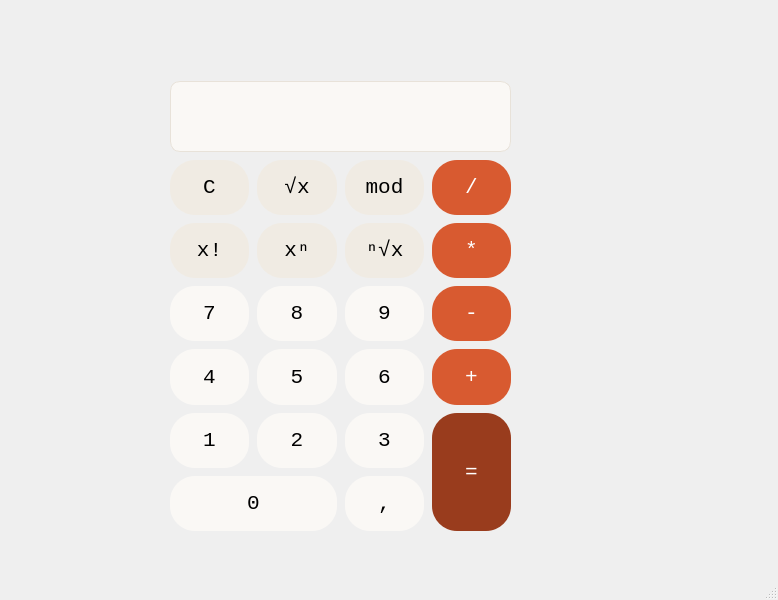
Qt form src/gui/mainwindow.ui (MatiniX/ivs-projekt2026) before a commit.
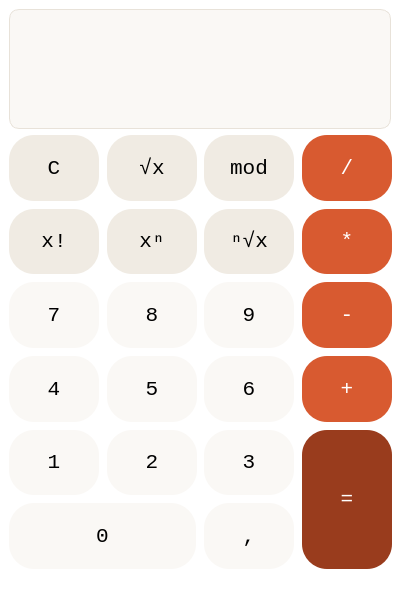
The same form after that commit.

Commit message: feat: prepojenia tlacitok

```diff
--- a/src/gui/mainwindow.ui
+++ b/src/gui/mainwindow.ui
@@ -6,22 +6,37 @@
    <rect>
     <x>0</x>
     <y>0</y>
-    <width>778</width>
+    <width>400</width>
     <height>600</height>
    </rect>
   </property>
+  <property name="sizePolicy">
+   <sizepolicy hsizetype="MinimumExpanding" vsizetype="MinimumExpanding">
+    <horstretch>0</horstretch>
+    <verstretch>0</verstretch>
+   </sizepolicy>
+  </property>
+  <property name="minimumSize">
+   <size>
+    <width>400</width>
+    <height>600</height>
+   </size>
+  </property>
   <property name="windowTitle">
    <string>MainWindow</string>
   </property>
+  <property name="styleSheet">
+   <string notr="true">background-color: rgb(255, 255, 255);</string>
+  </property>
   <widget class="QWidget" name="centralwidget">
+   <layout class="QVBoxLayout" name="verticalLayout">
+    <item>
    <widget class="QLineEdit" name="display">
-    <property name="geometry">
-     <rect>
-      <x>170</x>
-      <y>81</y>
-      <width>341</width>
-      <height>71</height>
-     </rect>
+      <property name="minimumSize">
+       <size>
+        <width>0</width>
+        <height>120</height>
+       </size>
     </property>
     <property name="font">
      <font>
@@ -38,21 +53,8 @@
      <string/>
     </property>
    </widget>
-   <widget class="QWidget" name="layoutWidget">
-    <property name="geometry">
-     <rect>
-      <x>170</x>
-      <y>160</y>
-      <width>341</width>
-      <height>371</height>
-     </rect>
-    </property>
-    <property name="sizePolicy">
-     <sizepolicy hsizetype="Expanding" vsizetype="Expanding">
-      <horstretch>0</horstretch>
-      <verstretch>0</verstretch>
-     </sizepolicy>
-    </property>
+    </item>
+    <item>
     <layout class="QGridLayout" name="gridLayout">
      <property name="rightMargin">
       <number>0</number>
@@ -71,6 +73,12 @@
          <verstretch>0</verstretch>
         </sizepolicy>
        </property>
+        <property name="minimumSize">
+         <size>
+          <width>90</width>
+          <height>60</height>
+         </size>
+        </property>
        <property name="font">
         <font>
          <family>Monospace</family>
@@ -94,6 +102,12 @@
          <verstretch>0</verstretch>
         </sizepolicy>
        </property>
+        <property name="minimumSize">
+         <size>
+          <width>90</width>
+          <height>60</height>
+         </size>
+        </property>
        <property name="font">
         <font>
          <family>Monospace</family>
@@ -117,6 +131,12 @@
          <verstretch>0</verstretch>
         </sizepolicy>
        </property>
+        <property name="minimumSize">
+         <size>
+          <width>90</width>
+          <height>60</height>
+         </size>
+        </property>
        <property name="font">
         <font>
          <family>Monospace</family>
@@ -140,6 +160,12 @@
          <verstretch>0</verstretch>
         </sizepolicy>
        </property>
+        <property name="minimumSize">
+         <size>
+          <width>90</width>
+          <height>60</height>
+         </size>
+        </property>
        <property name="font">
         <font>
          <family>Monospace</family>
@@ -163,6 +189,12 @@
          <verstretch>0</verstretch>
         </sizepolicy>
        </property>
+        <property name="minimumSize">
+         <size>
+          <width>90</width>
+          <height>60</height>
+         </size>
+        </property>
        <property name="font">
         <font>
          <family>Monospace</family>
@@ -186,6 +218,12 @@
          <verstretch>0</verstretch>
         </sizepolicy>
        </property>
+        <property name="minimumSize">
+         <size>
+          <width>90</width>
+          <height>60</height>
+         </size>
+        </property>
        <property name="font">
         <font>
          <family>Monospace</family>
@@ -209,6 +247,12 @@
          <verstretch>0</verstretch>
         </sizepolicy>
        </property>
+        <property name="minimumSize">
+         <size>
+          <width>180</width>
+          <height>60</height>
+         </size>
+        </property>
        <property name="font">
         <font>
          <family>Monospace</family>
@@ -232,6 +276,12 @@
          <verstretch>0</verstretch>
         </sizepolicy>
        </property>
+        <property name="minimumSize">
+         <size>
+          <width>90</width>
+          <height>60</height>
+         </size>
+        </property>
        <property name="font">
         <font>
          <family>Monospace</family>
@@ -255,6 +305,12 @@
          <verstretch>0</verstretch>
         </sizepolicy>
        </property>
+        <property name="minimumSize">
+         <size>
+          <width>90</width>
+          <height>60</height>
+         </size>
+        </property>
        <property name="font">
         <font>
          <family>Monospace</family>
@@ -278,6 +334,12 @@
          <verstretch>0</verstretch>
         </sizepolicy>
        </property>
+        <property name="minimumSize">
+         <size>
+          <width>90</width>
+          <height>60</height>
+         </size>
+        </property>
        <property name="font">
         <font>
          <family>Monospace</family>
@@ -302,6 +364,12 @@
          <verstretch>0</verstretch>
         </sizepolicy>
        </property>
+        <property name="minimumSize">
+         <size>
+          <width>90</width>
+          <height>60</height>
+         </size>
+        </property>
        <property name="font">
         <font>
          <family>Monospace</family>
@@ -325,6 +393,12 @@
          <verstretch>0</verstretch>
         </sizepolicy>
        </property>
+        <property name="minimumSize">
+         <size>
+          <width>90</width>
+          <height>60</height>
+         </size>
+        </property>
        <property name="font">
         <font>
          <family>Monospace</family>
@@ -348,6 +422,12 @@
          <verstretch>0</verstretch>
         </sizepolicy>
        </property>
+        <property name="minimumSize">
+         <size>
+          <width>90</width>
+          <height>60</height>
+         </size>
+        </property>
        <property name="font">
         <font>
          <family>Monospace</family>
@@ -371,6 +451,12 @@
          <verstretch>0</verstretch>
         </sizepolicy>
        </property>
+        <property name="minimumSize">
+         <size>
+          <width>90</width>
+          <height>60</height>
+         </size>
+        </property>
        <property name="font">
         <font>
          <family>Monospace</family>
@@ -394,6 +480,12 @@
          <verstretch>0</verstretch>
         </sizepolicy>
        </property>
+        <property name="minimumSize">
+         <size>
+          <width>90</width>
+          <height>60</height>
+         </size>
+        </property>
        <property name="font">
         <font>
          <family>Monospace</family>
@@ -417,6 +509,12 @@
          <verstretch>0</verstretch>
         </sizepolicy>
        </property>
+        <property name="minimumSize">
+         <size>
+          <width>90</width>
+          <height>60</height>
+         </size>
+        </property>
        <property name="font">
         <font>
          <family>Monospace</family>
@@ -440,6 +538,12 @@
          <verstretch>0</verstretch>
         </sizepolicy>
        </property>
+        <property name="minimumSize">
+         <size>
+          <width>90</width>
+          <height>60</height>
+         </size>
+        </property>
        <property name="font">
         <font>
          <family>Monospace</family>
@@ -463,6 +567,12 @@
          <verstretch>0</verstretch>
         </sizepolicy>
        </property>
+        <property name="minimumSize">
+         <size>
+          <width>90</width>
+          <height>60</height>
+         </size>
+        </property>
        <property name="font">
         <font>
          <family>Monospace</family>
@@ -486,6 +596,12 @@
          <verstretch>0</verstretch>
         </sizepolicy>
        </property>
+        <property name="minimumSize">
+         <size>
+          <width>90</width>
+          <height>60</height>
+         </size>
+        </property>
        <property name="font">
         <font>
          <family>Monospace</family>
@@ -510,6 +626,12 @@
          <verstretch>0</verstretch>
         </sizepolicy>
        </property>
+        <property name="minimumSize">
+         <size>
+          <width>90</width>
+          <height>60</height>
+         </size>
+        </property>
        <property name="font">
         <font>
          <family>Monospace</family>
@@ -534,6 +656,12 @@
          <verstretch>0</verstretch>
         </sizepolicy>
        </property>
+        <property name="minimumSize">
+         <size>
+          <width>90</width>
+          <height>60</height>
+         </size>
+        </property>
        <property name="font">
         <font>
          <family>Monospace</family>
@@ -558,6 +686,12 @@
          <verstretch>0</verstretch>
         </sizepolicy>
        </property>
+        <property name="minimumSize">
+         <size>
+          <width>90</width>
+          <height>120</height>
+         </size>
+        </property>
        <property name="font">
         <font>
          <family>Monospace</family>
@@ -575,7 +709,8 @@
       </widget>
      </item>
     </layout>
-   </widget>
+    </item>
+   </layout>
   </widget>
   <widget class="QMenuBar" name="menubar">
    <property name="geometry">
```
Left out of the diff: 46 changed lines with no effect on the pictures. Lines whose indentation alone changed are shown as unchanged. The commit also changes 2 other files.
